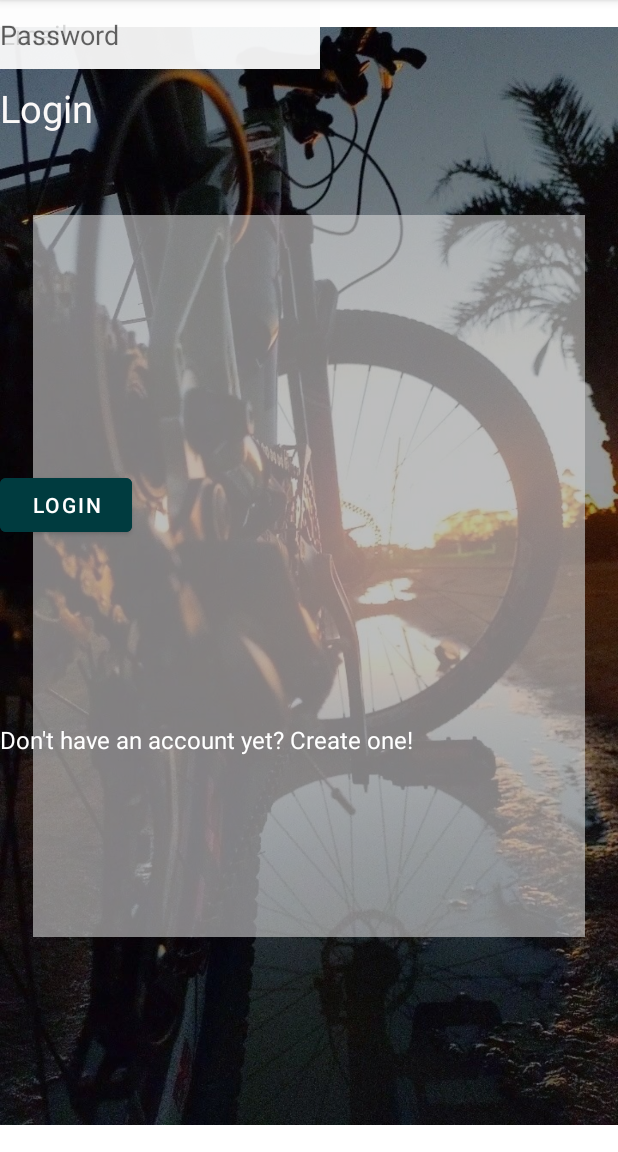
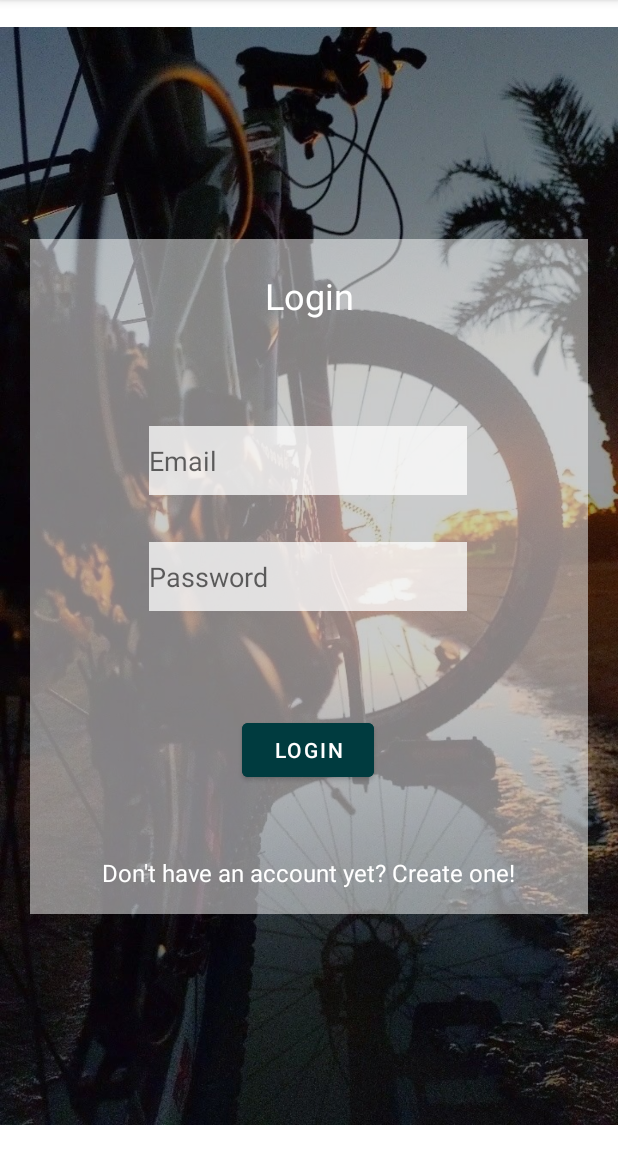
Before and after one commit to RubenABM/Project-Factory-Android, an Android app: the LoginActivity screen opened directly, with no data from a screen before it, on a phone screen of 412 x 824 dp, the part 84-1236 px from its top. Run offline under Robolectric (Android 15) with nearby library versions, the phone set to English and light mode, and no system bars.

Commit message:
Login e CreateAccount

```diff
--- a/Android/app/src/main/AndroidManifest.xml
+++ b/Android/app/src/main/AndroidManifest.xml
@@ -15,10 +15,10 @@
         android:usesCleartextTraffic="true">
         <activity
             android:name=".CreateAccountActivity"
-            android:exported="false" />
+            android:exported="true" />
         <activity
             android:name=".LoginActivity"
-            android:exported="false" />
+            android:exported="true" />
         <activity
             android:name=".MainActivity"
             android:exported="true">
--- a/Android/app/src/main/java/com/myapplication/LoginActivity.java
+++ b/Android/app/src/main/java/com/myapplication/LoginActivity.java
@@ -4,22 +4,17 @@ import androidx.appcompat.app.AppCompatActivity;
 
 import android.content.Intent;
 import android.os.Bundle;
-
 import android.view.View;
 import android.widget.Button;
 import android.widget.EditText;
-import android.widget.Toast;
-
 
 public class LoginActivity extends AppCompatActivity {
 
     EditText editTextTextEmailAddress;
-    EditText editTextTextPassword;
+
+    EditText editTextTextPassword2;
 
     Button loginButton;
-
-
-
 
     @Override
     protected void onCreate(Bundle savedInstanceState) {
@@ -27,29 +22,16 @@ public class LoginActivity extends AppCompatActivity {
         setContentView(R.layout.activity_login);
 
         editTextTextEmailAddress = findViewById(R.id.editTextTextEmailAddress);
-        editTextTextPassword = findViewById(R.id.editTextTextPassword);
+        editTextTextPassword2 = findViewById(R.id.editTextTextPassword2);
         loginButton = findViewById(R.id.loginButton);
+
     }
 
-        public void ClickToCreate(View view)
-        {
-            Intent i = new Intent(getApplicationContext(), CreateAccountActivity.class);
-            startActivity(i);
-        }
-
-        public void login(View view)
-        {
-            String username = editTextTextEmailAddress.getText().toString();
-            String pass = editTextTextPassword.getText().toString();
-
-            if(username.isEmpty() || pass.isEmpty())
-            {
-                Toast.makeText(getBaseContext(), "Preencher todos os campos!", Toast.LENGTH_LONG).show();
-                return;
-            }
+    public void ClickToCreate(View view)
+    {
+        Intent i = new Intent(getApplicationContext(), CreateAccountActivity.class);
+        startActivity(i);
+    }
 
 
-
-
-    }
 }
--- a/Android/app/src/main/java/com/myapplication/MainActivity.java
+++ b/Android/app/src/main/java/com/myapplication/MainActivity.java
@@ -13,13 +13,13 @@ public class MainActivity extends AppCompatActivity {
         setContentView(R.layout.activity_main);
         String dir = getApplicationInfo().dataDir;
         Log.d("HTTP", dir);
-        TinyWebServer.startServer("localhost",9000, dir);
+        //TinyWebServer.startServer("localhost",9000, dir);
     }
 
     @Override
     public void onDestroy(){
         super.onDestroy();
         //stop webserver on destroy of service or process
-        TinyWebServer.stopServer();
+        //TinyWebServer.stopServer();
     }
 }
--- /dev/null
+++ b/Android/app/src/main/java/com/myapplication/models/CreateAccountModel.java
@@ -0,0 +1,6 @@
+package com.myapplication.models;
+
+public class CreateAccountModel {
+    public String id;
+    public String email;
+}
--- /dev/null
+++ b/Android/app/src/main/java/com/myapplication/models/CreateAccountRequest.java
@@ -0,0 +1,6 @@
+package com.myapplication.models;
+
+public class CreateAccountRequest {
+    public String email;
+    public String password;
+}
--- a/Android/app/src/main/res/layout/activity_login.xml
+++ b/Android/app/src/main/res/layout/activity_login.xml
@@ -4,84 +4,94 @@
     xmlns:tools="http://schemas.android.com/tools"
     android:layout_width="match_parent"
     android:layout_height="match_parent"
-    android:background="#BFFFFFFF"
     tools:context=".LoginActivity">
 
     <ImageView
-        android:id="@+id/imageView2"
+        android:id="@+id/imageView"
         android:layout_width="wrap_content"
         android:layout_height="wrap_content"
         app:layout_constraintBottom_toBottomOf="parent"
         app:layout_constraintEnd_toEndOf="parent"
         app:layout_constraintStart_toStartOf="parent"
         app:layout_constraintTop_toTopOf="parent"
-        app:srcCompat="@drawable/IMG_1005" />
+        app:srcCompat="@drawable/bicicletafundo" />
 
     <TextView
-        android:id="@+id/textView"
-        android:layout_width="368dp"
-        android:layout_height="481dp"
-        android:background="#96D9D9D9"
-        app:layout_constraintBottom_toBottomOf="@+id/imageView2"
-        app:layout_constraintEnd_toEndOf="parent"
+        android:id="@+id/textView2"
+        android:layout_width="372dp"
+        android:layout_height="450dp"
+        android:background="#80FFFFFF"
+        app:layout_constraintBottom_toBottomOf="parent"
+        app:layout_constraintEnd_toEndOf="@+id/imageView"
         app:layout_constraintStart_toStartOf="parent"
         app:layout_constraintTop_toTopOf="parent" />
 
     <TextView
-        android:id="@+id/textView2"
+        android:id="@+id/textView3"
         android:layout_width="wrap_content"
         android:layout_height="wrap_content"
         android:text="Login"
-        android:textColor="#FAF8F8"
-        android:textSize="25sp"
-        app:layout_constraintBottom_toTopOf="@+id/editTextTextEmailAddress"
-        app:layout_constraintTop_toTopOf="@+id/textView"
-        tools:layout_editor_absoluteX="177dp" />
+        android:textColor="#FFFFFF"
+        android:textSize="24sp"
+        app:layout_constraintBottom_toBottomOf="parent"
+        app:layout_constraintEnd_toEndOf="@+id/imageView"
+        app:layout_constraintStart_toStartOf="parent"
+        app:layout_constraintTop_toTopOf="parent"
+        app:layout_constraintVertical_bias="0.246" />
 
     <EditText
         android:id="@+id/editTextTextEmailAddress"
-        android:layout_width="213dp"
+        android:layout_width="212dp"
         android:layout_height="46dp"
-        android:background="#BFFFFCFC"
-        android:backgroundTint="#F3F3F3"
+        android:background="#BFFFFFFF"
         android:ems="10"
         android:hint="Email"
         android:inputType="textEmailAddress"
-        tools:layout_editor_absoluteX="106dp"
-        tools:layout_editor_absoluteY="300dp" />
+        app:layout_constraintBottom_toBottomOf="parent"
+        app:layout_constraintEnd_toEndOf="parent"
+        app:layout_constraintHorizontal_bias="0.497"
+        app:layout_constraintStart_toStartOf="parent"
+        app:layout_constraintTop_toTopOf="parent"
+        app:layout_constraintVertical_bias="0.393" />
 
     <EditText
-        android:id="@+id/editTextTextPassword"
-        android:layout_width="213dp"
+        android:id="@+id/editTextTextPassword2"
+        android:layout_width="212dp"
         android:layout_height="46dp"
         android:background="#BFFFFFFF"
         android:ems="10"
         android:hint="Password"
         android:inputType="textPassword"
-        tools:layout_editor_absoluteX="106dp"
-        tools:layout_editor_absoluteY="375dp" />
+        app:layout_constraintBottom_toBottomOf="parent"
+        app:layout_constraintEnd_toEndOf="@+id/imageView"
+        app:layout_constraintHorizontal_bias="0.497"
+        app:layout_constraintStart_toStartOf="parent"
+        app:layout_constraintTop_toTopOf="parent" />
 
     <Button
         android:id="@+id/loginButton"
         android:layout_width="wrap_content"
         android:layout_height="wrap_content"
         android:backgroundTint="#003B3F"
-        android:onClick="login"
         android:text="Login"
-        app:layout_constraintBottom_toBottomOf="@+id/textView"
-        app:layout_constraintTop_toBottomOf="@+id/editTextTextPassword"
-        app:layout_constraintVertical_bias="0.503"
-        tools:layout_editor_absoluteX="161dp" />
+        app:layout_constraintBottom_toBottomOf="parent"
+        app:layout_constraintEnd_toEndOf="parent"
+        app:layout_constraintHorizontal_bias="0.498"
+        app:layout_constraintStart_toStartOf="parent"
+        app:layout_constraintTop_toTopOf="@+id/imageView"
+        app:layout_constraintVertical_bias="0.661" />
 
     <TextView
-        android:id="@+id/textView3"
+        android:id="@+id/textView4"
         android:layout_width="wrap_content"
         android:layout_height="wrap_content"
         android:onClick="ClickToCreate"
         android:text="Don't have an account yet? Create one!"
         android:textColor="#FFFFFF"
         android:textSize="16sp"
-        app:layout_constraintBottom_toBottomOf="@+id/textView"
-        app:layout_constraintTop_toBottomOf="@+id/loginButton"
-        tools:layout_editor_absoluteX="69dp" />
+        app:layout_constraintBottom_toBottomOf="parent"
+        app:layout_constraintEnd_toEndOf="parent"
+        app:layout_constraintStart_toStartOf="parent"
+        app:layout_constraintTop_toTopOf="parent"
+        app:layout_constraintVertical_bias="0.765" />
 </androidx.constraintlayout.widget.ConstraintLayout>
--- a/Android/build.gradle
+++ b/Android/build.gradle
@@ -5,7 +5,7 @@ buildscript {
         mavenCentral()
     }
     dependencies {
-        classpath "com.android.tools.build:gradle:7.0.2"
+        classpath 'com.android.tools.build:gradle:7.4.2'
 
         // NOTE: Do not place your application dependencies here; they belong
         // in the individual module build.gradle files
```
Also changed, not shown: Android/app/src/main/java/com/myapplication/CreateAccountActivity.java (+42 -0 lines), Android/app/src/main/java/com/myapplication/User.java (deleted, +0 -9 lines), Android/app/src/main/res/layout/activity_create_account.xml (+69 -0 lines), Android/app/src/main/res/drawable/avataaars.png (added), Android/app/src/main/res/drawable/bicicletafundo.JPG (renamed from Android/app/src/main/res/drawable/IMG_1005.JPG), Android/gradle/wrapper/gradle-wrapper.properties.
